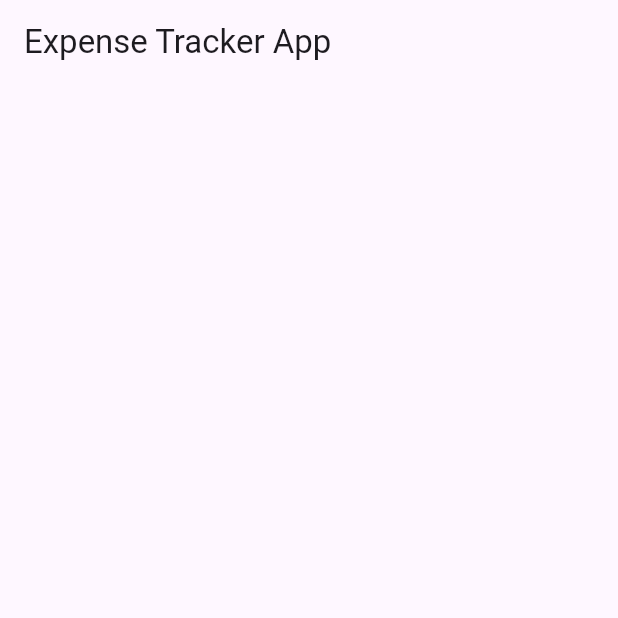
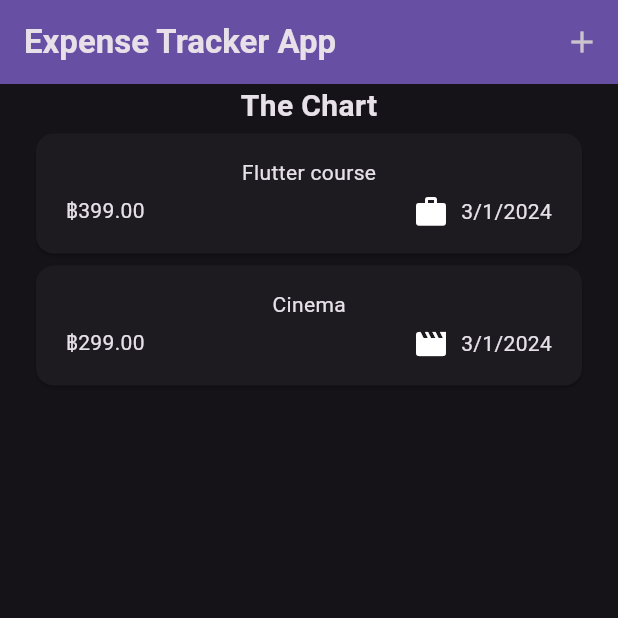
Before and after one commit to Thanatip-iceJ/flutter-expense-tracker, a Flutter app: the screen it shows after launch, on a phone screen of 412 x 824 dp, the top half of it. Run offline on Flutter 3.47's test engine with Material 3 defaults, Android fonts, the phone set to English and light mode, and no system bars; our stand-ins replace google_fonts; Roboto replaces fonts that are missing (Prompt).

```diff
--- /dev/null
+++ b/lib/components/expense_list.dart
@@ -0,0 +1,25 @@
+import 'dart:math';
+
+import 'package:flutter/material.dart';
+import 'package:flutter_expense_tracker/components/expenses_item.dart';
+import 'package:flutter_expense_tracker/models/expense.dart';
+
+class ExpenseList extends StatelessWidget {
+  ExpenseList({super.key, required this.expenses, required this.delete});
+
+  final List<Expense> expenses;
+  void Function(Expense item) delete;
+
+  @override
+  Widget build(BuildContext context) {
+    return ListView.builder(
+        itemCount: expenses.length,
+        itemBuilder: (context, index) => Dismissible(
+              key: ValueKey(expenses[index]),
+              onDismissed: (direction) {
+                delete(expenses[index]);
+              },
+              child: ExpenseItem(expenses[index]),
+            ));
+  }
+}
--- /dev/null
+++ b/lib/components/expenses_item.dart
@@ -0,0 +1,40 @@
+import 'package:flutter/material.dart';
+import 'package:flutter_expense_tracker/models/expense.dart';
+
+class ExpenseItem extends StatelessWidget {
+  const ExpenseItem(this.expense, {super.key});
+
+  final Expense expense;
+
+  @override
+  Widget build(BuildContext context) {
+    return Card(
+      child: Padding(
+        padding: const EdgeInsets.symmetric(horizontal: 20, vertical: 16),
+        child: Column(
+          children: [
+            Text(expense.title),
+            const SizedBox(
+              height: 4,
+            ),
+            Row(
+              children: [
+                Text("฿${expense.amount.toStringAsFixed(2)}"),
+                const Spacer(),
+                Row(
+                  children: [
+                    Icon(categoryIcons[expense.category]),
+                    const SizedBox(
+                      width: 8,
+                    ),
+                    Text(expense.fomattedDate)
+                  ],
+                )
+              ],
+            )
+          ],
+        ),
+      ),
+    );
+  }
+}
--- a/lib/main.dart
+++ b/lib/main.dart
@@ -1,8 +1,12 @@
 import 'package:flutter/material.dart';
+import 'package:flutter_expense_tracker/screens/expenses_screen.dart';
 
 void main() {
   runApp(const App());
 }
+
+var kColorScheme = ColorScheme.fromSeed(
+    seedColor: Colors.deepPurple, brightness: Brightness.dark);
 
 class App extends StatefulWidget {
   const App({super.key});
@@ -15,9 +19,12 @@ class _AppState extends State<App> {
   @override
   Widget build(BuildContext context) {
     return MaterialApp(
-      home: Scaffold(
-          appBar: AppBar(title: const Text("Expense Tracker App")),
-          body: Container()),
+      theme: ThemeData(
+          colorScheme: kColorScheme,
+          useMaterial3: true,
+          appBarTheme: AppBarTheme(
+              backgroundColor: Theme.of(context).colorScheme.primary)),
+      home: const ExpensesScreen(),
     );
   }
 }
--- /dev/null
+++ b/lib/models/expense.dart
@@ -0,0 +1,34 @@
+import 'package:flutter/material.dart';
+import 'package:intl/intl.dart';
+import 'package:uuid/uuid.dart';
+
+const uuid = Uuid();
+DateFormat formatter = DateFormat.yMd();
+
+enum Category { food, travel, leisure, work }
+
+const categoryIcons = {
+  Category.food: Icons.lunch_dining,
+  Category.travel: Icons.flight_takeoff,
+  Category.leisure: Icons.movie,
+  Category.work: Icons.work
+};
+
+class Expense {
+  Expense(
+      {required this.title,
+      required this.amount,
+      required this.category,
+      required this.date})
+      : id = uuid.v4();
+
+  final String id;
+  final String title;
+  final double amount;
+  final DateTime date;
+  final Category category;
+
+  String get fomattedDate {
+    return formatter.format(date);
+  }
+}
--- /dev/null
+++ b/lib/screens/expenses_screen.dart
@@ -0,0 +1,107 @@
+import 'package:flutter/material.dart';
+import 'package:flutter_expense_tracker/components/add_expense_sheet.dart';
+import 'package:flutter_expense_tracker/components/expense_list.dart';
+import 'package:flutter_expense_tracker/models/expense.dart';
+import 'package:google_fonts/google_fonts.dart';
+
+class ExpensesScreen extends StatefulWidget {
+  const ExpensesScreen({super.key});
+
+  @override
+  State<ExpensesScreen> createState() => _ExpensesScreenState();
+}
+
+class _ExpensesScreenState extends State<ExpensesScreen> {
+  final List<Expense> registeredExpenses = [
+    Expense(
+        title: "Flutter course",
+        amount: 399,
+        category: Category.work,
+        date: DateTime.now()),
+    Expense(
+        title: "Cinema",
+        amount: 299,
+        category: Category.leisure,
+        date: DateTime.now())
+  ];
+
+  void openAddOverlay() {
+    showModalBottomSheet(
+        isScrollControlled: true,
+        context: context,
+        builder: (context) => AddExpenseSheet(addExpense));
+  }
+
+  void addExpense(
+      String title, double amount, Category category, DateTime date) {
+    setState(() {
+      registeredExpenses.add(Expense(
+          title: title, amount: amount, category: category, date: date));
+    });
+  }
+
+  void removeExpense(Expense item) {
+    final foundIndex = registeredExpenses.indexOf(item);
+    setState(() {
+      registeredExpenses.remove(item);
+    });
+    ScaffoldMessenger.of(context).clearSnackBars();
+    ScaffoldMessenger.of(context).showSnackBar(SnackBar(
+        duration: const Duration(seconds: 3),
+        content: Text(
+          "An Expense has been deleted.",
+          style: GoogleFonts.roboto(fontSize: 16, fontWeight: FontWeight.w600),
+        ),
+        action: SnackBarAction(
+          label: 'Undo',
+          onPressed: () {
+            setState(() {
+              registeredExpenses.insert(foundIndex, item);
+            });
+          },
+        )));
+  }
+
+  @override
+  Widget build(BuildContext context) {
+    Widget mainContent = Center(
+      child: Text(
+        "No expenses found, try adding something.",
+        style: GoogleFonts.roboto(fontSize: 16),
+      ),
+    );
+    if (registeredExpenses.isNotEmpty) {
+      mainContent = ExpenseList(
+        expenses: registeredExpenses,
+        delete: removeExpense,
+      );
+    }
+    return Scaffold(
+      appBar: AppBar(
+        actions: [
+          IconButton(
+            onPressed: openAddOverlay,
+            icon: const Icon(
+              Icons.add,
+            ),
+          )
+        ],
+        title: Text("Expense Tracker App",
+            style: GoogleFonts.prompt(fontWeight: FontWeight.bold)),
+      ),
+      body: Padding(
+        padding: const EdgeInsets.symmetric(horizontal: 20),
+        child: Column(
+          children: [
+            Text(
+              "The Chart",
+              style:
+                  GoogleFonts.roboto(fontSize: 20, fontWeight: FontWeight.bold),
+            ),
+            Expanded(child: mainContent)
+          ],
+        ),
+      ),
+    );
+  }
+}
```
Also changed, not shown: lib/components/add_expense_sheet.dart (added, +152 -0 lines), pubspec.yaml (+7 -5 lines), pubspec.lock, 10 other files.
